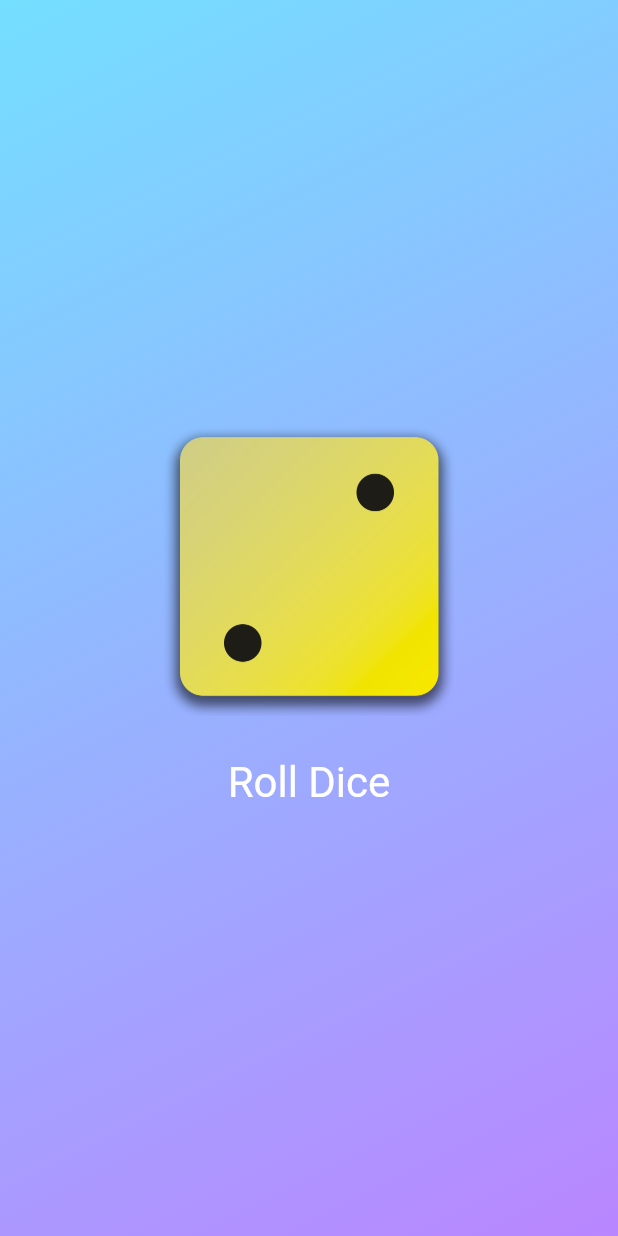
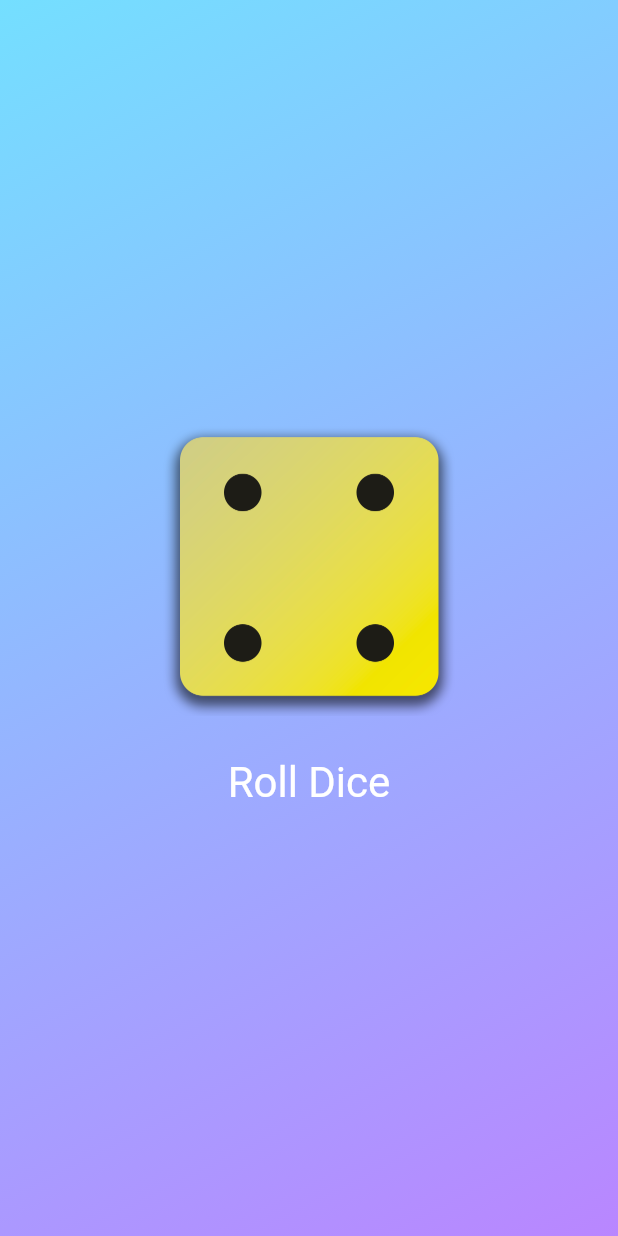
Before and after one commit to LarryF94046034/projectRollDiceApp, a Flutter app: the screen it shows after launch, after a tap on "Roll Dice", on a phone screen of 412 x 824 dp. Run offline on Flutter 3.47's test engine with Material 3 defaults, Android fonts, the phone set to English and light mode, and no system bars.

```diff
--- /dev/null
+++ b/lib/dice_roller.dart
@@ -0,0 +1,42 @@
+import 'package:flutter/material.dart';
+
+class DiceRoller extends StatefulWidget {
+  const DiceRoller({super.key});
+
+  @override
+  State<DiceRoller> createState() {
+    return _DiceRollerState();
+  }
+}
+
+class _DiceRollerState extends State<DiceRoller> {
+  var activeDiceImage = 'assets/images/dice-2.png';
+
+  void rollDice() {
+    setState(() {
+      activeDiceImage = 'assets/images/dice-4.png';
+    });
+  }
+
+  @override
+  Widget build(context) {
+    return Column(
+      mainAxisSize: MainAxisSize.min,
+      children: [
+        Image.asset(activeDiceImage, width: 200),
+        const SizedBox(height: 20),
+        TextButton(
+          onPressed: rollDice,
+          style: TextButton.styleFrom(
+            // padding: const EdgeInsets.only(
+            //   top: 20,
+            // ),
+            foregroundColor: Colors.white,
+            textStyle: const TextStyle(fontSize: 28),
+          ),
+          child: const Text('Roll Dice'),
+        ),
+      ],
+    );
+  }
+}
--- a/lib/gradient_container.dart
+++ b/lib/gradient_container.dart
@@ -1,6 +1,8 @@
 import 'package:flutter/material.dart';
 
 import 'package:projectRollDiceApp/styled_text.dart';
+
+import 'package:projectRollDiceApp/dice_roller.dart';
 
 const startAlignment = Alignment.topLeft;
 const endAlignment = Alignment.bottomRight;
@@ -15,10 +17,6 @@ class GradientContainer extends StatelessWidget {
   final Color color1;
   final Color color2;
 
-  void rollDice() {
-    // ...
-  }
-
   @override
   Widget build(context) {
     return Container(
@@ -29,26 +27,7 @@ class GradientContainer extends StatelessWidget {
           end: endAlignment,
         ),
       ),
-      child: Center(
-        child: Column(
-          mainAxisSize: MainAxisSize.min,
-          children: [
-            Image.asset('assets/images/dice-2.png', width: 200),
-            const SizedBox(height: 20),
-            TextButton(
-              onPressed: rollDice,
-              style: TextButton.styleFrom(
-                // padding: const EdgeInsets.only(
-                //   top: 20,
-                // ),
-                foregroundColor: Colors.white,
-                textStyle: const TextStyle(fontSize: 28),
-              ),
-              child: const Text('Roll Dice'),
-            ),
-          ],
-        ),
-      ),
+      child: Center(child: DiceRoller()),
     );
   }
 }
```
